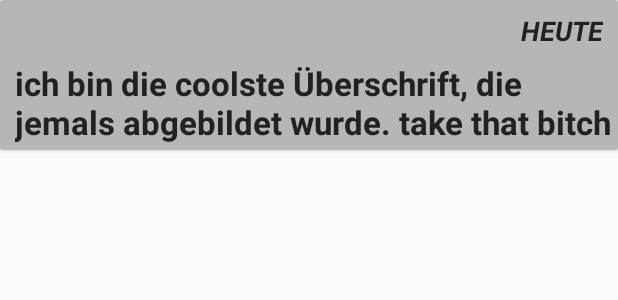
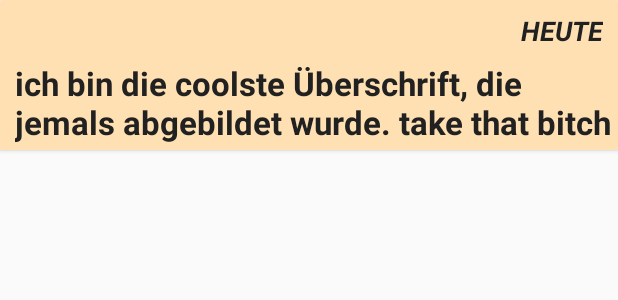
Before and after one commit to TheOnlyMarv/ICampusNews, an Android app: the layout cardview_headline.xml on its own in the app's theme, with its tools: preview values and no code run, on a phone screen of 412 x 824 dp. Shown: the top 300 px of the screen. Run offline under Robolectric (Android 15) with nearby library versions, the phone set to English and light mode, and no system bars.

Commit message:
reworking headline color

```diff
--- a/app/src/main/java/de/fhws/mavlix/icampusnews/NewsFragment.java
+++ b/app/src/main/java/de/fhws/mavlix/icampusnews/NewsFragment.java
@@ -1,7 +1,5 @@
 package de.fhws.mavlix.icampusnews;
 
-import android.content.Context;
-import android.net.Uri;
 import android.os.Bundle;
 import android.support.annotation.Nullable;
 import android.support.design.widget.Snackbar;
--- a/app/src/main/java/de/fhws/mavlix/icampusnews/NewsViewAdapter.java
+++ b/app/src/main/java/de/fhws/mavlix/icampusnews/NewsViewAdapter.java
@@ -1,6 +1,7 @@
 package de.fhws.mavlix.icampusnews;
 
 import android.support.v7.widget.RecyclerView;
+import android.text.method.LinkMovementMethod;
 import android.view.LayoutInflater;
 import android.view.View;
 import android.view.ViewGroup;
--- a/app/src/main/res/layout/cardview_headline.xml
+++ b/app/src/main/res/layout/cardview_headline.xml
@@ -15,7 +15,7 @@
             android:orientation="vertical"
             android:layout_width="match_parent"
             android:layout_height="wrap_content"
-            android:background="@color/divider">
+            android:background="@color/primary_light">
 
             <TextView
                 android:layout_width="wrap_content"
```
